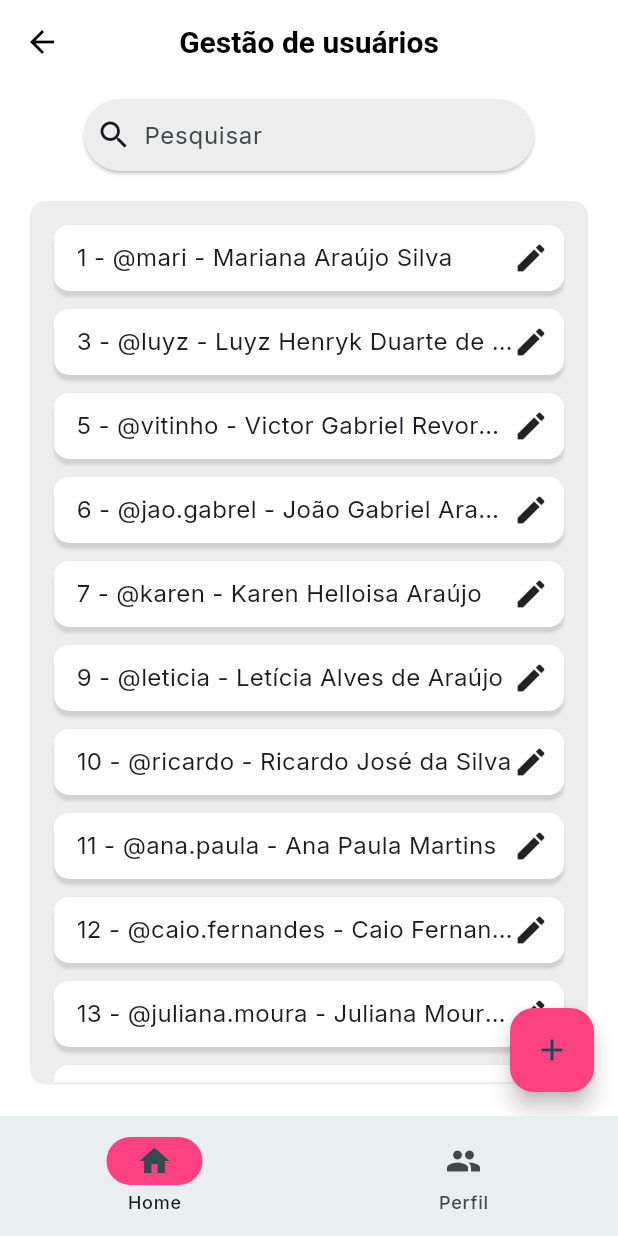
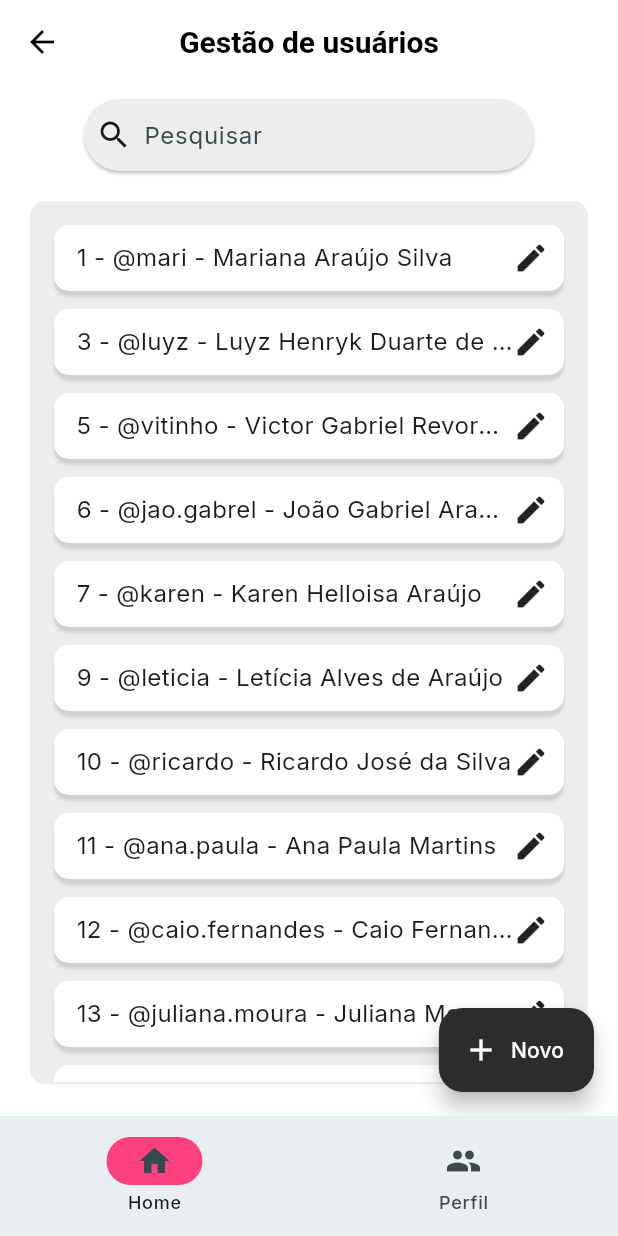
Before and after one commit to mari-arujjo/Ordem-De-Servico-Piloto, a Flutter app: the GestaoUsuariosPage screen opened by its route, on a phone screen of 412 x 824 dp. Run offline on Flutter 3.47's test engine with Material 3 defaults, Android fonts, the phone set to English and light mode, and no system bars; our stand-ins replace go_router, google_fonts.

Commit message:
Botão flutuante funcionando ok! Adicionar rota como parametro igual ao button widget

```diff
--- a/lib/app/UI/pages/gestao_usuarios/gestao_usuarios_page.dart
+++ b/lib/app/UI/pages/gestao_usuarios/gestao_usuarios_page.dart
@@ -24,7 +24,6 @@ class _GestaoUsuariosState extends State<GestaoUsuariosPage> {
       ),
 
       floatingActionButton: FlutuanteWidget(),
-
       floatingActionButtonLocation: FloatingActionButtonLocation.endFloat,
 
       body: Center(
--- a/lib/app/UI/widgets/flutuante_widget.dart
+++ b/lib/app/UI/widgets/flutuante_widget.dart
@@ -11,17 +11,36 @@ class FlutuanteWidget extends StatefulWidget {
 
 class _FlutuanteState extends State<FlutuanteWidget> {
   var colorsClass = ColorsClass();
+  bool pressed = false;
 
   @override
   Widget build(BuildContext context) {
-    return FloatingActionButton(
-      backgroundColor: colorsClass.terciaryColor,
+    Color corFundo;
+    if(pressed==false){
+      corFundo = colorsClass.primaryColor;
+    }
+    else{
+      corFundo = colorsClass.terciaryColor;
+    }
+
+    return FloatingActionButton.extended(
+      foregroundColor: Colors.white,
+      backgroundColor: corFundo,
       onPressed: (){
-        context.goNamed('cadastroUsuario');
+        setState(() {
+          pressed = true;
+        });
+        Future.delayed(const Duration(milliseconds: 100), (){
+          context.goNamed('cadastroUsuario');
+          setState(() {
+            pressed = false;
+          });
+        });
       },
-      child: Icon(Icons.add),
+
+      label: const Text('Novo'),
+      icon: Icon(Icons.add),
 
     );
-
   }
 }
```
